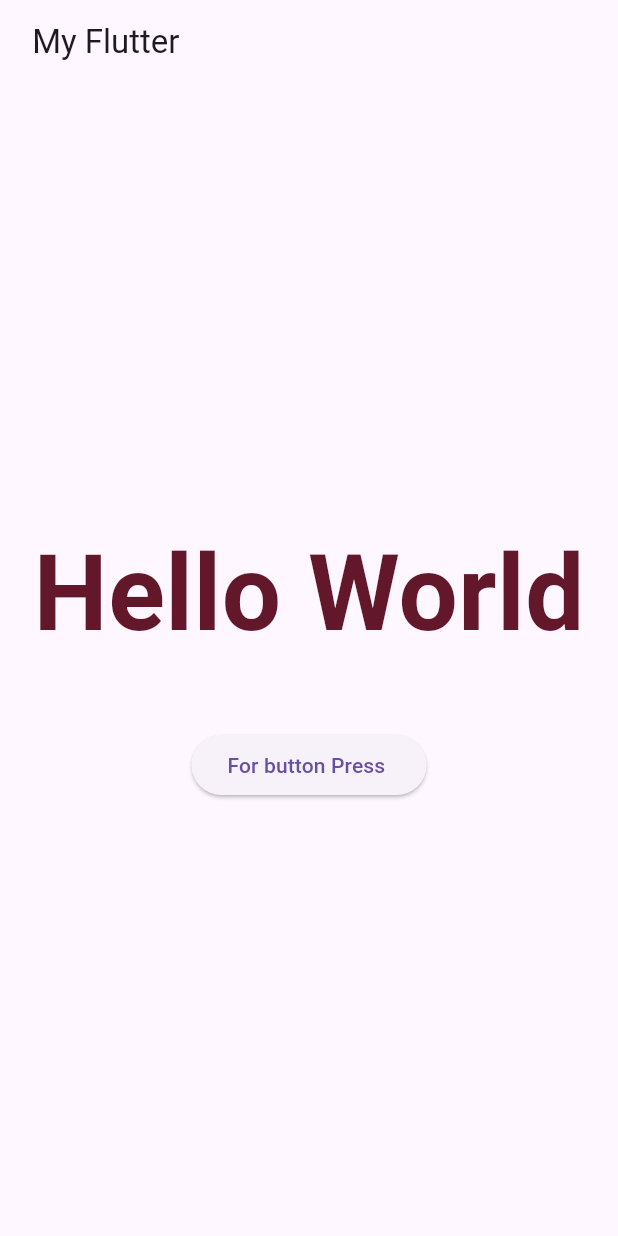
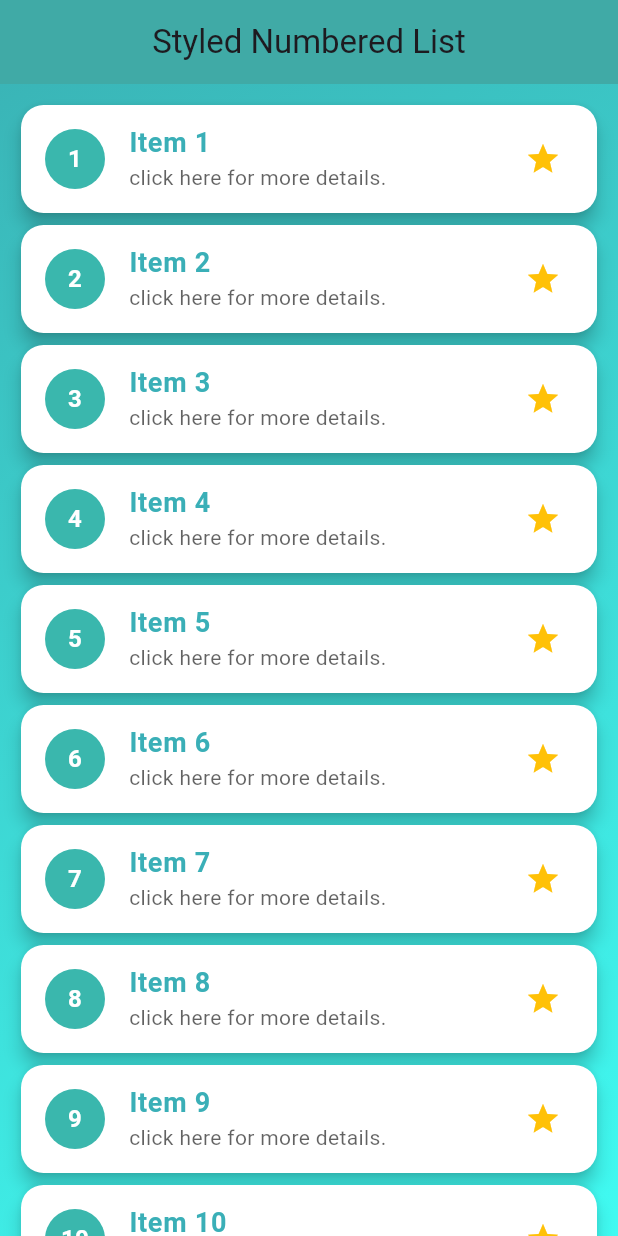
Before and after one commit to jannatul373/assignment, a Flutter app: the screen it shows after launch, on a phone screen of 412 x 824 dp. Run offline on Flutter 3.47's test engine with Material 3 defaults, Android fonts, the phone set to English and light mode, and no system bars.

Commit message:
listView

```diff
--- /dev/null
+++ b/lib/listView.dart
@@ -0,0 +1,79 @@
+import 'package:flutter/material.dart';
+
+void main() {
+  runApp(MyApp());
+}
+
+class MyApp extends StatelessWidget {
+  @override
+  Widget build(BuildContext context) {
+    return MaterialApp(
+      debugShowCheckedModeBanner: false,
+      home: NumberListScreen(),
+    );
+  }
+}
+
+class NumberListScreen extends StatelessWidget {
+  @override
+  Widget build(BuildContext context) {
+    return Scaffold(
+      appBar: AppBar(
+        title: Text('Styled Numbered List'),
+        backgroundColor: const Color.fromARGB(255, 58, 183, 166),
+        centerTitle: true,
+        elevation: 10,
+      ),
+      body: Container(
+        decoration: BoxDecoration(
+          gradient: LinearGradient(
+            colors: [
+              const Color.fromARGB(255, 58, 181, 183),
+              const Color.fromARGB(255, 64, 251, 242),
+            ],
+            begin: Alignment.topLeft,
+            end: Alignment.bottomRight,
+          ),
+        ),
+        child: ListView.builder(
+          itemCount: 50,
+          padding: EdgeInsets.all(10),
+          itemBuilder: (context, index) {
+            return Card(
+              color: Colors.white,
+              elevation: 5,
+              shape: RoundedRectangleBorder(
+                borderRadius: BorderRadius.circular(15),
+              ),
+              child: ListTile(
+                leading: CircleAvatar(
+                  backgroundColor: const Color.fromARGB(255, 58, 183, 173),
+                  child: Text(
+                    '${index + 1}',
+                    style: TextStyle(
+                      color: Colors.white,
+                      fontWeight: FontWeight.bold,
+                    ),
+                  ),
+                ),
+                title: Text(
+                  'Item ${index + 1}',
+                  style: TextStyle(
+                    fontSize: 18,
+                    fontWeight: FontWeight.bold,
+                    color: const Color.fromARGB(255, 58, 175, 183),
+                  ),
+                ),
+                subtitle: Text(
+                  'click here for more details.',
+                  style: TextStyle(color: const Color.fromARGB(157, 0, 0, 0)),
+                ),
+                trailing: Icon(Icons.star, color: Colors.amber),
+              ),
+            );
+          },
+        ),
+      ),
+    );
+  }
+}
--- a/lib/main.dart
+++ b/lib/main.dart
@@ -1,5 +1,5 @@
 import 'package:flutter/material.dart';
-import 'home.dart';
+import 'listView.dart';
 
 void main() {
   runApp(const MyApp());
@@ -12,7 +12,7 @@ class MyApp extends StatelessWidget {
   Widget build(BuildContext context) {
     return MaterialApp(
       debugShowCheckedModeBanner: false,
-      home: const HomeScreen(),
+      home: NumberListScreen(),
     );
   }
 }
```
